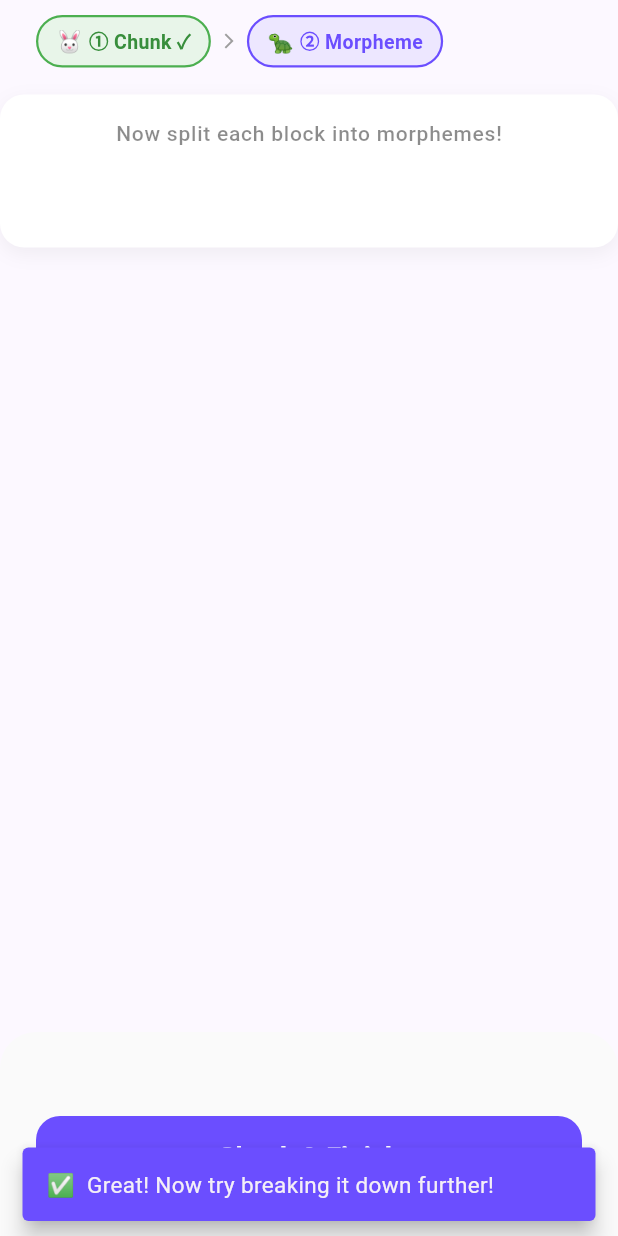
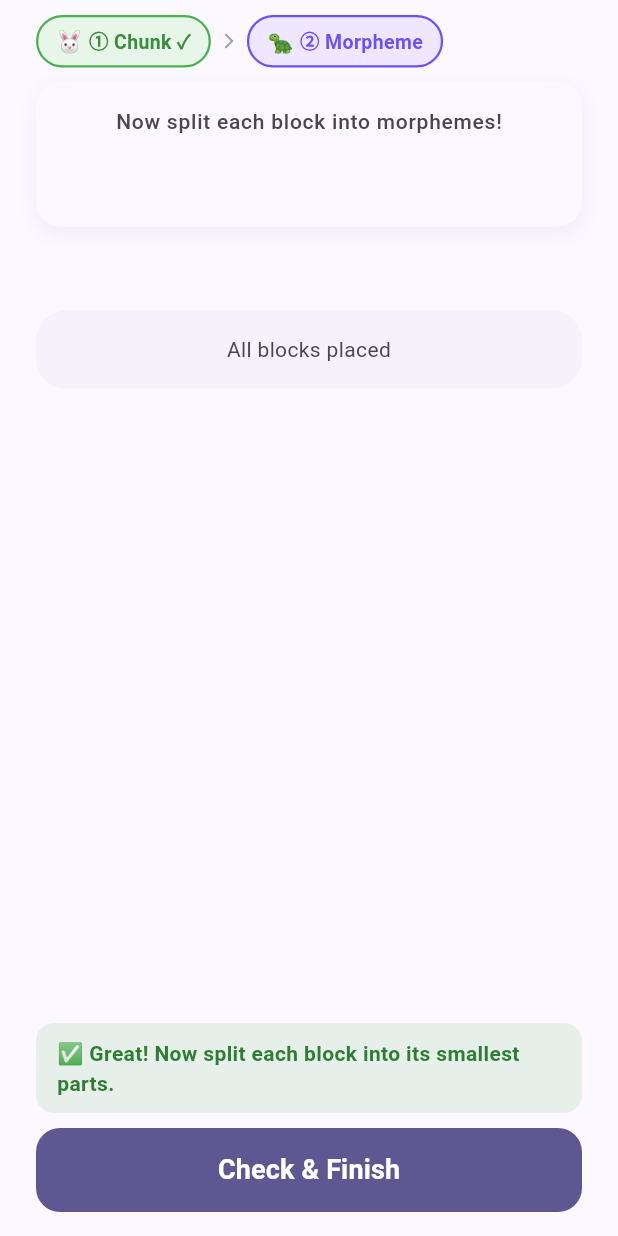
Before and after one commit to oghdy/Maru2026, a Flutter app: the AgglutinativeStepWidget widget shown alone on an empty page, opened directly with empty values, after a tap on "Check", on a phone screen of 412 x 824 dp. Run offline on Flutter 3.47's test engine with Material 3 defaults, Android fonts, the phone set to English and light mode, and no system bars; our stand-ins replace dio, flutter_riverpod, flutter_secure_storage, flutter_tts, google_sign_in, sign_in_with_apple; accounts and stored records are empty.

Commit message:
[LSN-1.2.5] Assembly quiz: inline feedback instead of snackbars, no overflow
- rabbit→turtle success and wrong-answer messages are shown inline above
  the Check button (the 3s snackbar used to cover it)
- board + options tray scroll; Check button stays pinned at the bottom
- turtle slots use Wrap so a long chunk can't overflow horizontally
- colors from colorScheme, withOpacity → withValues

Co-Authored-By: Claude Opus 5.5 <noreply@anthropic.com>

```diff
--- a/frontend/maru/lib/features/lesson/widgets/agglutinative_step_widget.dart
+++ b/frontend/maru/lib/features/lesson/widgets/agglutinative_step_widget.dart
@@ -24,6 +24,10 @@ class _AgglutinativeStepWidgetState extends State<AgglutinativeStepWidget>
   bool _rabbitPhaseComplete = false;
 
   Map<String, AgglutinativeOption?> droppedAnswers = {};
+
+  // Inline feedback shown above the Check button (snackbars used to cover it)
+  String? _feedback;
+  bool _feedbackIsError = false;
 
   late AnimationController _phaseTransitionController;
   late Animation<double> _fadeAnimation;
@@ -95,39 +99,30 @@ class _AgglutinativeStepWidgetState extends State<AgglutinativeStepWidget>
       if (!isTurtleMode) {
         // Phase 1 complete → auto-advance to Turtle mode
         _phaseTransitionController.reverse().then((_) {
+          if (!mounted) return;
           setState(() {
             _rabbitPhaseComplete = true;
             isTurtleMode = true;
             droppedAnswers.clear();
+            _feedback = 'Great! Now split each block into its smallest parts.';
+            _feedbackIsError = false;
           });
           _phaseTransitionController.forward();
-          ScaffoldMessenger.of(context).showSnackBar(
-            const SnackBar(
-              content: Row(
-                children: [
-                  Text('✅  Great! Now try breaking it down further!', style: TextStyle(fontSize: 15)),
-                ],
-              ),
-              backgroundColor: Color(0xFF6B4EFF),
-              duration: Duration(seconds: 3),
-              behavior: SnackBarBehavior.floating,
-            ),
-          );
         });
       } else {
         // Phase 2 complete → move to next step
         widget.onNext();
       }
     } else {
-      ScaffoldMessenger.of(context).showSnackBar(
-        const SnackBar(
-          content: Text("Incorrect. Tap a block to remove it and try again! 🤔"),
-          backgroundColor: Colors.redAccent,
-          duration: Duration(seconds: 2),
-          behavior: SnackBarBehavior.floating,
-        ),
-      );
+      setState(() {
+        _feedback = 'Not quite. Tap a placed block to remove it and try again.';
+        _feedbackIsError = true;
+      });
     }
+  }
+
+  void _clearErrorFeedback() {
+    if (_feedbackIsError) _feedback = null;
   }
 
   @override
@@ -138,13 +133,21 @@ class _AgglutinativeStepWidgetState extends State<AgglutinativeStepWidget>
       return modeMatches && !isDropped;
     }).toList();
 
+    final colorScheme = Theme.of(context).colorScheme;
+
     return FadeTransition(
       opacity: _fadeAnimation,
       child: Column(
         children: [
+          Expanded(
+            child: SingleChildScrollView(
+              padding: const EdgeInsets.symmetric(horizontal: 24),
+              child: Column(
+                crossAxisAlignment: CrossAxisAlignment.stretch,
+                children: [
                   // Phase indicator
                   Padding(
-            padding: const EdgeInsets.symmetric(horizontal: 24, vertical: 10),
+                    padding: const EdgeInsets.symmetric(vertical: 10),
                     child: Row(
                       children: [
                         _buildPhaseChip(
@@ -167,14 +170,11 @@ class _AgglutinativeStepWidgetState extends State<AgglutinativeStepWidget>
                     ),
                   ),
 
-          const SizedBox(height: 8),
-
                   // Instruction / target sentence card
                   Container(
-            padding: const EdgeInsets.symmetric(horizontal: 24, vertical: 16),
-            width: double.infinity,
+                    padding: const EdgeInsets.symmetric(horizontal: 20, vertical: 16),
                     decoration: BoxDecoration(
-              color: Colors.white,
+                      color: colorScheme.surface,
                       borderRadius: BorderRadius.circular(16),
                       boxShadow: [
                         BoxShadow(
@@ -187,77 +187,101 @@ class _AgglutinativeStepWidgetState extends State<AgglutinativeStepWidget>
                     child: Column(
                       children: [
                         Text(
-                  isTurtleMode
-                      ? 'Now split each block into morphemes!'
-                      : 'Build the sentence',
-                  style: const TextStyle(
+                          isTurtleMode ? 'Now split each block into morphemes!' : 'Build the sentence',
+                          style: TextStyle(
                             fontSize: 14,
                             fontWeight: FontWeight.w500,
-                    color: Colors.black45,
+                            color: colorScheme.onSurfaceVariant,
                             letterSpacing: 0.5,
                           ),
                         ),
-                const SizedBox(height: 12),
+                        const SizedBox(height: 10),
                         Text(
                           data.translation,
-                  style: const TextStyle(
-                    fontSize: 26,
-                    fontWeight: FontWeight.bold,
-                    color: Colors.black87,
-                  ),
+                          style: TextStyle(fontSize: 24, fontWeight: FontWeight.bold, color: colorScheme.onSurface),
                           textAlign: TextAlign.center,
                         ),
                       ],
                     ),
                   ),
 
-          const SizedBox(height: 36),
+                  const SizedBox(height: 28),
 
                   // Sentence Board
                   Wrap(
-            spacing: 8,
+                    alignment: WrapAlignment.center,
+                    spacing: 10,
                     runSpacing: 12,
                     crossAxisAlignment: WrapCrossAlignment.center,
                     children: data.elements.map((el) => _buildElementBlock(el)).toList(),
                   ),
 
-          const Spacer(),
+                  const SizedBox(height: 28),
 
                   // Options Tray
                   Container(
-            padding: const EdgeInsets.all(24),
+                    padding: const EdgeInsets.all(16),
                     decoration: BoxDecoration(
-              color: Colors.grey.shade50,
-              borderRadius: const BorderRadius.vertical(top: Radius.circular(24)),
+                      color: colorScheme.surfaceContainerLow,
+                      borderRadius: BorderRadius.circular(20),
                     ),
-            child: Column(
-              children: [
-                Wrap(
-                  spacing: 12,
-                  runSpacing: 12,
+                    child: activeOptions.isEmpty
+                        ? Text(
+                            'All blocks placed',
+                            textAlign: TextAlign.center,
+                            style: TextStyle(color: colorScheme.onSurfaceVariant),
+                          )
+                        : Wrap(
+                            spacing: 10,
+                            runSpacing: 10,
                             alignment: WrapAlignment.center,
                             children: activeOptions.map((opt) => _buildDraggableOption(opt)).toList(),
                           ),
-                const SizedBox(height: 32),
+                  ),
+                  const SizedBox(height: 16),
+                ],
+              ),
+            ),
+          ),
+
+          // Inline feedback + Check (always visible, never covered)
+          Padding(
+            padding: const EdgeInsets.fromLTRB(24, 0, 24, 16),
+            child: Column(
+              crossAxisAlignment: CrossAxisAlignment.stretch,
+              children: [
+                if (_feedback != null)
+                  Container(
+                    margin: const EdgeInsets.only(bottom: 10),
+                    padding: const EdgeInsets.symmetric(horizontal: 14, vertical: 10),
+                    decoration: BoxDecoration(
+                      color: _feedbackIsError
+                          ? colorScheme.errorContainer
+                          : Colors.green.withValues(alpha: 0.12),
+                      borderRadius: BorderRadius.circular(12),
+                    ),
+                    child: Text(
+                      (_feedbackIsError ? '🤔 ' : '✅ ') + _feedback!,
+                      style: TextStyle(
+                        fontSize: 14,
+                        fontWeight: FontWeight.w600,
+                        color: _feedbackIsError ? colorScheme.onErrorContainer : Colors.green.shade800,
+                      ),
+                    ),
+                  ),
                 SizedBox(
-                  width: double.infinity,
                   height: 56,
                   child: ElevatedButton(
                     style: ElevatedButton.styleFrom(
-                      backgroundColor: const Color(0xFF6B4EFF),
-                      shape: RoundedRectangleBorder(
-                        borderRadius: BorderRadius.circular(16),
-                      ),
+                      backgroundColor: colorScheme.primary,
+                      foregroundColor: colorScheme.onPrimary,
+                      shape: RoundedRectangleBorder(borderRadius: BorderRadius.circular(16)),
                       elevation: 0,
                     ),
                     onPressed: _isAllSlotsFilled() ? _onCheckPressed : null,
                     child: Text(
                       isTurtleMode ? 'Check & Finish' : 'Check',
-                      style: const TextStyle(
-                        fontSize: 18,
-                        fontWeight: FontWeight.bold,
-                        color: Colors.white,
-                      ),
+                      style: const TextStyle(fontSize: 18, fontWeight: FontWeight.bold),
                     ),
                   ),
                 ),
@@ -281,7 +305,7 @@ class _AgglutinativeStepWidgetState extends State<AgglutinativeStepWidget>
       decoration: BoxDecoration(
         color: done
             ? Colors.green.shade50
-            : (active ? const Color(0xFF6B4EFF).withOpacity(0.1) : Colors.grey.shade100),
+            : (active ? const Color(0xFF6B4EFF).withValues(alpha: 0.1) : Colors.grey.shade100),
         borderRadius: BorderRadius.circular(20),
         border: Border.all(
           color: done
@@ -332,14 +356,12 @@ class _AgglutinativeStepWidgetState extends State<AgglutinativeStepWidget>
     if (!isTurtleMode) {
       return _buildDropZone(element.id, '...');
     } else {
-      return Row(
-        mainAxisSize: MainAxisSize.min,
+      return Wrap(
+        spacing: 4,
+        runSpacing: 4,
         children: List.generate(
           element.correctTurtle.length,
-          (index) => Padding(
-            padding: const EdgeInsets.only(right: 4.0),
-            child: _buildDropZone('${element.id}_$index', '?'),
-          ),
+          (index) => _buildDropZone('${element.id}_$index', '?'),
         ),
       );
     }
@@ -350,6 +372,7 @@ class _AgglutinativeStepWidgetState extends State<AgglutinativeStepWidget>
       onAcceptWithDetails: (details) {
         setState(() {
           droppedAnswers[slotKey] = details.data;
+          _clearErrorFeedback();
         });
       },
       builder: (context, candidateData, rejectedData) {
@@ -361,6 +384,7 @@ class _AgglutinativeStepWidgetState extends State<AgglutinativeStepWidget>
               ? () {
                   setState(() {
                     droppedAnswers.remove(slotKey);
+                    _clearErrorFeedback();
                   });
                 }
               : null,
@@ -369,8 +393,8 @@ class _AgglutinativeStepWidgetState extends State<AgglutinativeStepWidget>
             padding: const EdgeInsets.symmetric(horizontal: 16, vertical: 12),
             decoration: BoxDecoration(
               color: dropped != null
-                  ? const Color(0xFF6B4EFF).withOpacity(0.1)
-                  : (isHovering ? const Color(0xFF6B4EFF).withOpacity(0.05) : Colors.grey.shade50),
+                  ? const Color(0xFF6B4EFF).withValues(alpha: 0.1)
+                  : (isHovering ? const Color(0xFF6B4EFF).withValues(alpha: 0.05) : Colors.grey.shade50),
               border: Border.all(
                 color: dropped != null
                     ? const Color(0xFF6B4EFF)
```
Lines whose indentation alone changed are shown as unchanged.
